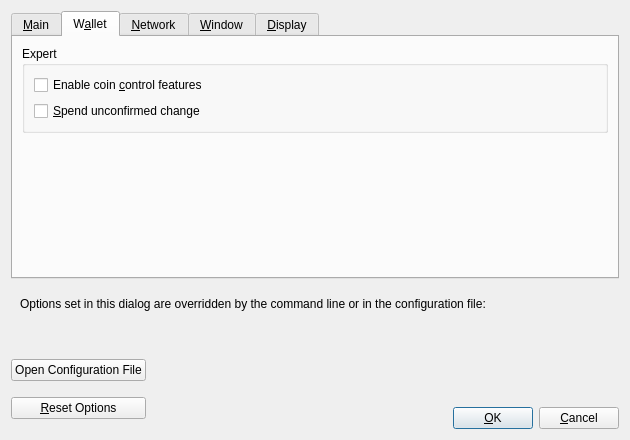
Before: the Qt Designer form src/qt/forms/optionsdialog.ui in equalishcoin/equalishcoind, drawn with Qt 5.
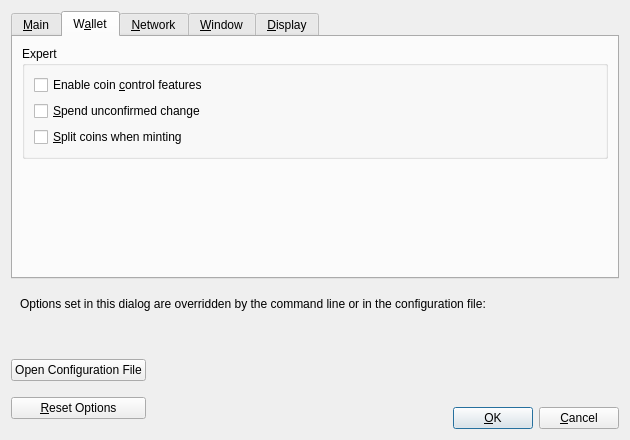
After: the same form once the commit is applied. The open tabs and pages were chosen to show the change. Custom widgets are drawn as their Qt base class.

Commit message: make splitting coins during minting optional

The edit to the form file:
```diff
--- a/src/qt/forms/optionsdialog.ui
+++ b/src/qt/forms/optionsdialog.ui
@@ -226,6 +226,16 @@
             </property>
            </widget>
           </item>
+          <item>
+           <widget class="QCheckBox" name="splitCoins">
+            <property name="toolTip">
+             <string>Whether to split coins or not during minting.</string>
+            </property>
+            <property name="text">
+             <string>&amp;Split coins when minting</string>
+            </property>
+           </widget>
+          </item>
          </layout>
         </widget>
        </item>
```
The commit also changes 6 other files.
